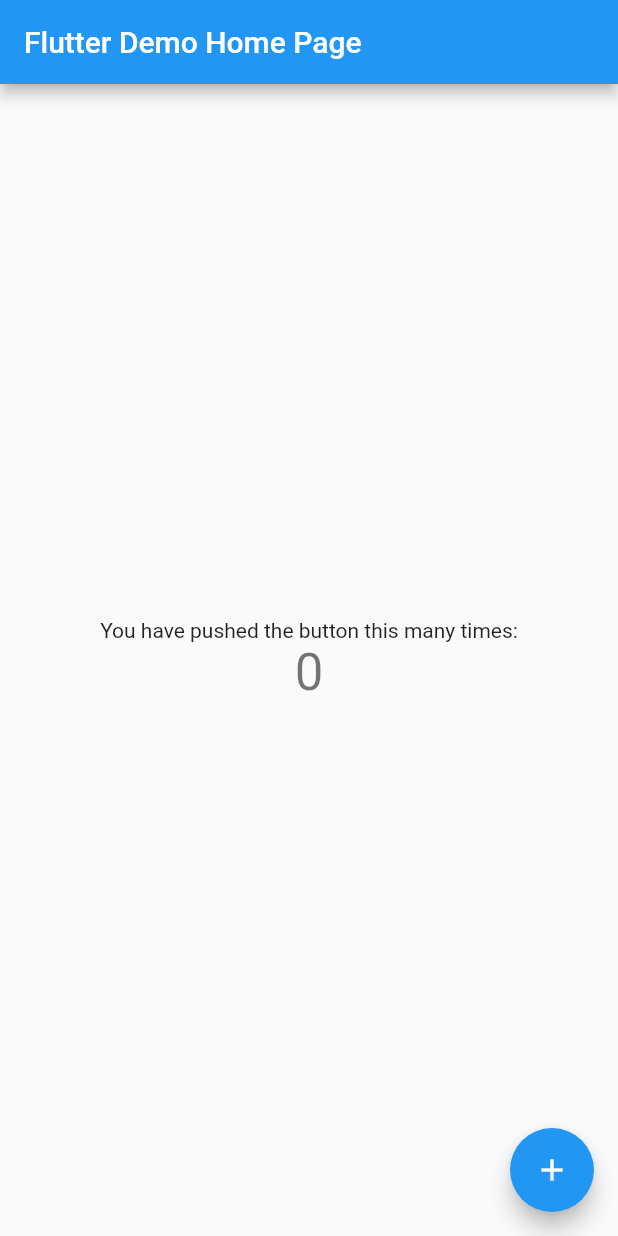
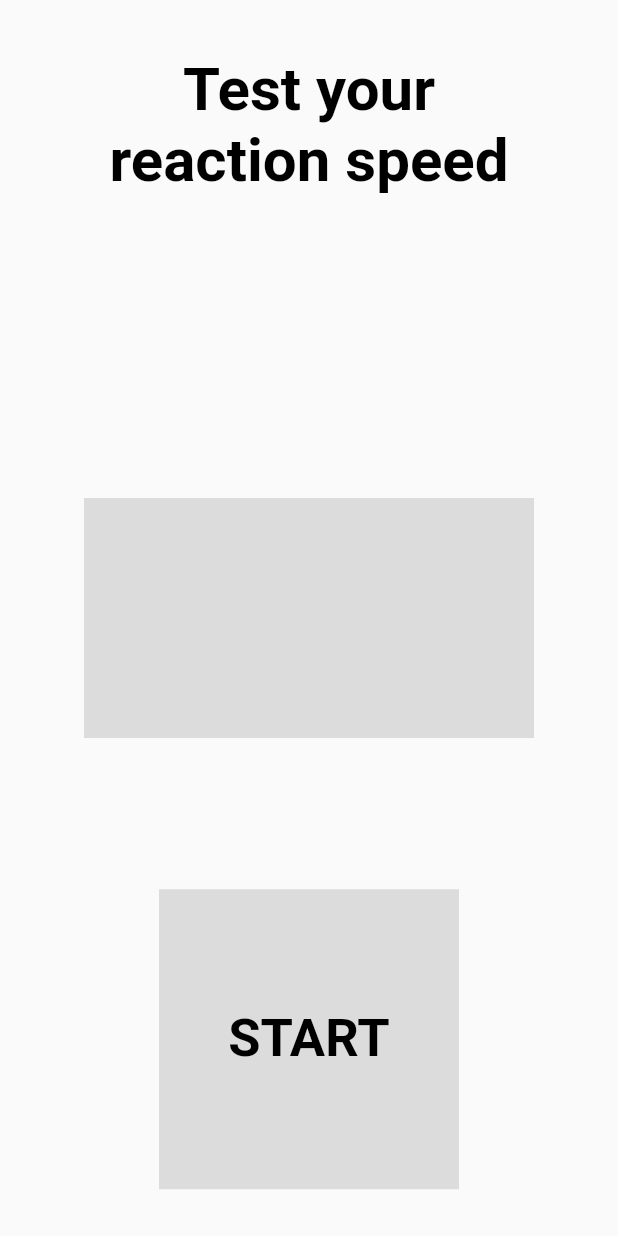
Before and after one commit to devmaslove/flutter_push, a Flutter app: the screen it shows after launch, on a phone screen of 412 x 824 dp. Run offline on Flutter 3.47's test engine with Material 2 defaults, Android fonts, the phone set to English and light mode, and no system bars.

Commit message:
Код после урока

```diff
--- a/lib/main.dart
+++ b/lib/main.dart
@@ -1,3 +1,6 @@
+import 'dart:async';
+import 'dart:math';
+
 import 'package:flutter/material.dart';
 
 void main() {
@@ -5,113 +8,142 @@ void main() {
 }
 
 class MyApp extends StatelessWidget {
-  // This widget is the root of your application.
   @override
   Widget build(BuildContext context) {
     return MaterialApp(
-      title: 'Flutter Demo',
-      theme: ThemeData(
-        // This is the theme of your application.
-        //
-        // Try running your application with "flutter run". You'll see the
-        // application has a blue toolbar. Then, without quitting the app, try
-        // changing the primarySwatch below to Colors.green and then invoke
-        // "hot reload" (press "r" in the console where you ran "flutter run",
-        // or simply save your changes to "hot reload" in a Flutter IDE).
-        // Notice that the counter didn't reset back to zero; the application
-        // is not restarted.
-        primarySwatch: Colors.blue,
-        // This makes the visual density adapt to the platform that you run
-        // the app on. For desktop platforms, the controls will be smaller and
-        // closer together (more dense) than on mobile platforms.
-        visualDensity: VisualDensity.adaptivePlatformDensity,
-      ),
-      home: MyHomePage(title: 'Flutter Demo Home Page'),
+      home: MyHomePage(),
     );
   }
 }
 
 class MyHomePage extends StatefulWidget {
-  MyHomePage({Key key, this.title}) : super(key: key);
-
-  // This widget is the home page of your application. It is stateful, meaning
-  // that it has a State object (defined below) that contains fields that affect
-  // how it looks.
-
-  // This class is the configuration for the state. It holds the values (in this
-  // case the title) provided by the parent (in this case the App widget) and
-  // used by the build method of the State. Fields in a Widget subclass are
-  // always marked "final".
-
-  final String title;
+  const MyHomePage({Key? key}) : super(key: key);
 
   @override
   _MyHomePageState createState() => _MyHomePageState();
 }
 
 class _MyHomePageState extends State<MyHomePage> {
-  int _counter = 0;
+  String millisecondsText = "";
+  GameState gameState = GameState.readyToStart;
+  Timer? waitingTimer;
+  Timer? stoppableTimer;
 
-  void _incrementCounter() {
-    setState(() {
-      // This call to setState tells the Flutter framework that something has
-      // changed in this State, which causes it to rerun the build method below
-      // so that the display can reflect the updated values. If we changed
-      // _counter without calling setState(), then the build method would not be
-      // called again, and so nothing would appear to happen.
-      _counter++;
+  @override
+  Widget build(BuildContext context) {
+    return Scaffold(
+      body: Stack(
+        children: [
+          Align(
+            alignment: const Alignment(0, -0.9),
+            child: Text(
+              "Test your\nreaction speed",
+              textAlign: TextAlign.center,
+              style: TextStyle(
+                fontSize: 40,
+                fontWeight: FontWeight.w700,
+                color: Colors.black,
+              ),
+            ),
+          ),
+          Align(
+            alignment: Alignment.center,
+            child: ColoredBox(
+              color: Colors.black12,
+              child: SizedBox(
+                height: 160,
+                width: 300,
+                child: Center(
+                  child: Text(
+                    millisecondsText,
+                    textAlign: TextAlign.center,
+                    style: TextStyle(
+                      fontSize: 40,
+                      fontWeight: FontWeight.w700,
+                      color: Colors.black,
+                    ),
+                  ),
+                ),
+              ),
+            ),
+          ),
+          Align(
+            alignment: const Alignment(0, 0.9),
+            child: GestureDetector(
+              onTap: () => setState(() {
+                switch (gameState) {
+                  case GameState.readyToStart:
+                    gameState = GameState.waiting;
+                    millisecondsText = "";
+                    _startWaitingTimer();
+                    break;
+                  case GameState.waiting:
+                    break;
+                  case GameState.canBeStopped:
+                    gameState = GameState.readyToStart;
+                    stoppableTimer?.cancel();
+                    break;
+                }
+              }),
+              child: ColoredBox(
+                color: Colors.black12,
+                child: SizedBox(
+                  height: 200,
+                  width: 200,
+                  child: Center(
+                    child: Text(
+                      _getButtonText(),
+                      style: TextStyle(
+                        fontSize: 35,
+                        fontWeight: FontWeight.w700,
+                        color: Colors.black,
+                      ),
+                    ),
+                  ),
+                ),
+              ),
+            ),
+          ),
+        ],
+      ),
+    );
+  }
+
+  String _getButtonText() {
+    switch (gameState) {
+      case GameState.readyToStart:
+        return "START";
+      case GameState.waiting:
+        return "WAIT";
+      case GameState.canBeStopped:
+        return "STOP";
+    }
+  }
+
+  void _startWaitingTimer() {
+    final int randomMilliseconds = Random().nextInt(4000) + 1000;
+    waitingTimer = Timer(Duration(milliseconds: randomMilliseconds), () {
+      setState(() {
+        gameState = GameState.canBeStopped;
+      });
+      _startStoppableTimer();
+    });
+  }
+
+  void _startStoppableTimer() {
+    stoppableTimer = Timer.periodic(Duration(milliseconds: 16), (timer) {
+      setState(() {
+        millisecondsText = "${timer.tick*16} ms";
+      });
     });
   }
 
   @override
-  Widget build(BuildContext context) {
-    // This method is rerun every time setState is called, for instance as done
-    // by the _incrementCounter method above.
-    //
-    // The Flutter framework has been optimized to make rerunning build methods
-    // fast, so that you can just rebuild anything that needs updating rather
-    // than having to individually change instances of widgets.
-    return Scaffold(
-      appBar: AppBar(
-        // Here we take the value from the MyHomePage object that was created by
-        // the App.build method, and use it to set our appbar title.
-        title: Text(widget.title),
-      ),
-      body: Center(
-        // Center is a layout widget. It takes a single child and positions it
-        // in the middle of the parent.
-        child: Column(
-          // Column is also a layout widget. It takes a list of children and
-          // arranges them vertically. By default, it sizes itself to fit its
-          // children horizontally, and tries to be as tall as its parent.
-          //
-          // Invoke "debug painting" (press "p" in the console, choose the
-          // "Toggle Debug Paint" action from the Flutter Inspector in Android
-          // Studio, or the "Toggle Debug Paint" command in Visual Studio Code)
-          // to see the wireframe for each widget.
-          //
-          // Column has various properties to control how it sizes itself and
-          // how it positions its children. Here we use mainAxisAlignment to
-          // center the children vertically; the main axis here is the vertical
-          // axis because Columns are vertical (the cross axis would be
-          // horizontal).
-          mainAxisAlignment: MainAxisAlignment.center,
-          children: <Widget>[
-            Text(
-              'You have pushed the button this many times:',
-            ),
-            Text(
-              '$_counter',
-              style: Theme.of(context).textTheme.headline4,
-            ),
-          ],
-        ),
-      ),
-      floatingActionButton: FloatingActionButton(
-        onPressed: _incrementCounter,
-        tooltip: 'Increment',
-        child: Icon(Icons.add),
-      ), // This trailing comma makes auto-formatting nicer for build methods.
-    );
+  void dispose() {
+    waitingTimer?.cancel();
+    stoppableTimer?.cancel();
+    super.dispose();
   }
 }
+
+enum GameState { readyToStart, waiting, canBeStopped }
--- a/pubspec.yaml
+++ b/pubspec.yaml
@@ -18,7 +18,7 @@ publish_to: 'none' # Remove this line if you wish to publish to pub.dev
 version: 1.0.0+1
 
 environment:
-  sdk: ">=2.7.0 <3.0.0"
+  sdk: ">=2.12.0 <3.0.0"
 
 dependencies:
   flutter:
```
Also changed, not shown: pubspec.lock, 1 other file.
